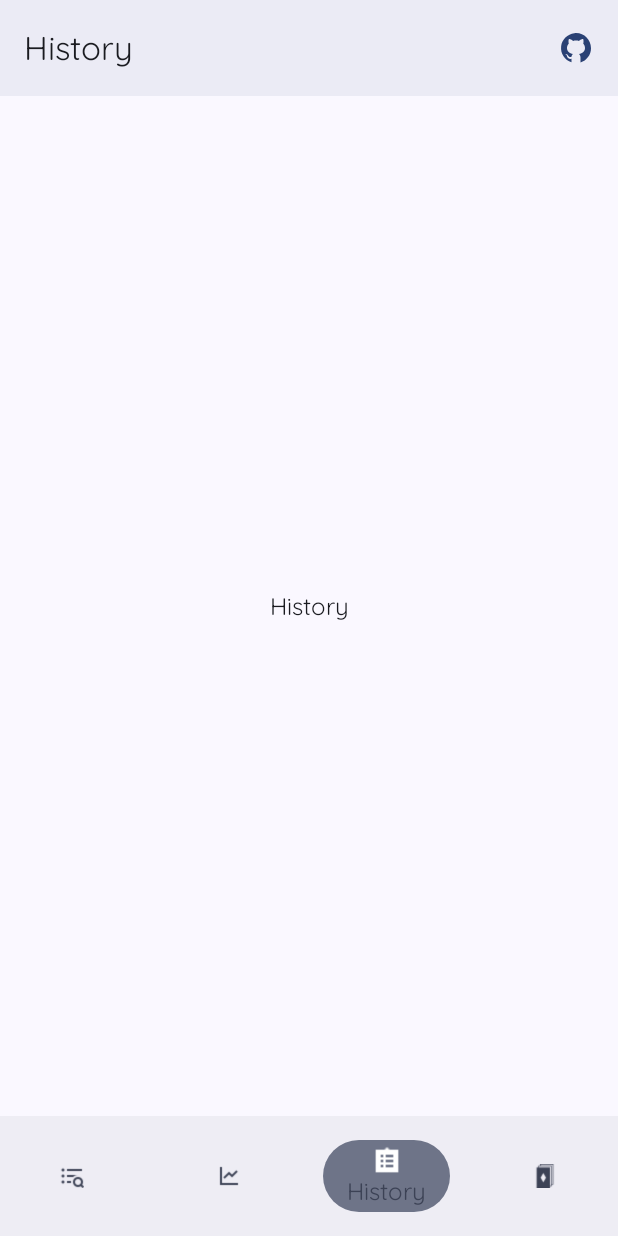
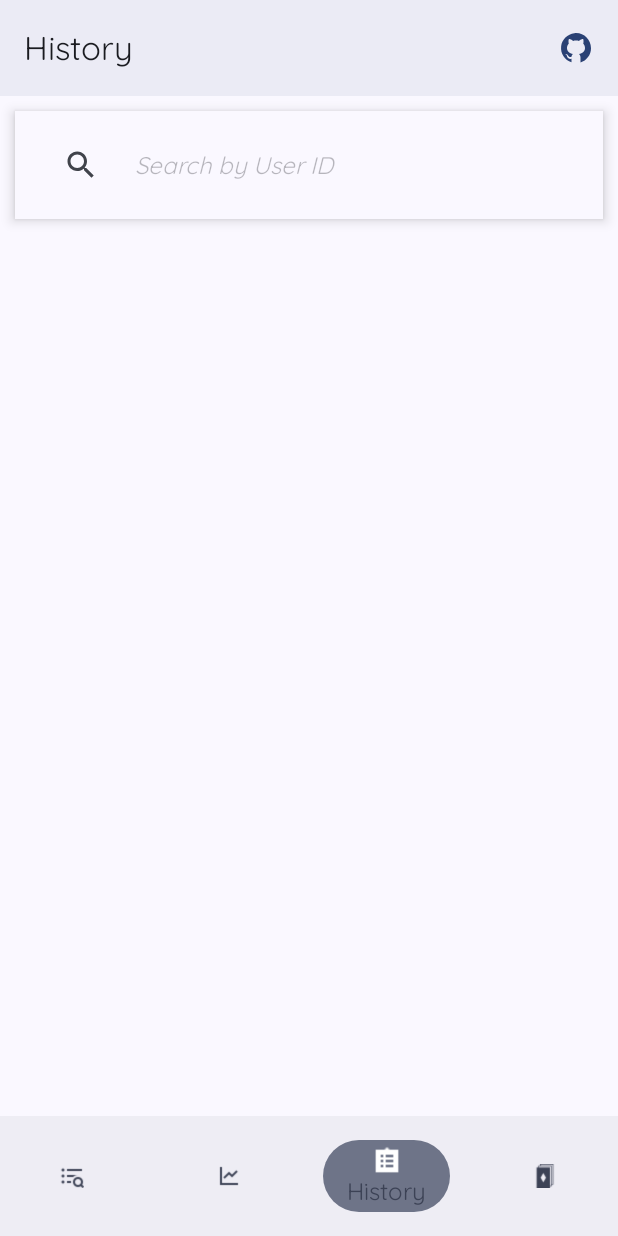
Before and after one commit to mclivio/GU-Utils, an Android app built with Jetpack Compose: the screen it shows after launch (MainActivity), item 3 of the bottom bar chosen, on a phone screen of 412 x 824 dp. Run offline under Robolectric (Android 15) with nearby library versions, the phone set to English and light mode, and no system bars; our stand-ins replace Dagger/Hilt's generated code, Timber; pictures from the network do not load; 3 statements that could not run were skipped.

Commit message:
added history search functionality

```diff
--- a/app/src/main/java/com/donc/gu_utils/ui/HistoryScreen.kt
+++ b/app/src/main/java/com/donc/gu_utils/ui/HistoryScreen.kt
@@ -1,19 +1,102 @@
 package com.donc.gu_utils.ui
 
-import androidx.compose.foundation.layout.Box
-import androidx.compose.foundation.layout.fillMaxSize
-import androidx.compose.material3.Text
+import androidx.compose.foundation.background
+import androidx.compose.foundation.layout.*
+import androidx.compose.foundation.text.BasicTextField
+import androidx.compose.material.icons.Icons
+import androidx.compose.material.icons.filled.Search
+import androidx.compose.material3.*
 import androidx.compose.runtime.Composable
+import androidx.compose.runtime.mutableStateOf
+import androidx.compose.runtime.remember
 import androidx.compose.ui.Alignment
 import androidx.compose.ui.Modifier
+import androidx.compose.ui.draw.shadow
+import androidx.compose.ui.res.stringResource
+import androidx.compose.ui.text.TextStyle
+import androidx.compose.ui.text.font.FontStyle
+import androidx.compose.ui.unit.dp
+import androidx.compose.ui.unit.sp
+import com.donc.gu_utils.R
+import androidx.hilt.navigation.compose.hiltViewModel
+import com.donc.gu_utils.presentation.HistoryViewModel
 
 @Composable
 fun HistoryScreen(
+    viewModel: HistoryViewModel = hiltViewModel()
 ) {
-    Box(
-        modifier = Modifier.fillMaxSize(),
-        contentAlignment = Alignment.Center
-    ) {
-        Text(text = "History")
+    Surface(
+        color = MaterialTheme.colorScheme.background,
+        modifier = Modifier.fillMaxSize()
+    ){
+        Column(modifier = Modifier.fillMaxSize()){
+            SearchSection{
+                viewModel.loadLatestMatches(it)
+            }
+            Spacer(modifier = Modifier.height(4.dp))
+            MatchList()
+        }
     }
 }
+
+@Composable
+fun SearchSection(
+    onSearch: (String) -> Unit
+){
+    val text = remember {mutableStateOf("")}
+    Box(
+        modifier = Modifier
+            .fillMaxWidth()
+            .padding(10.dp)
+    ) {
+        BasicTextField(
+            value = text.value,
+            onValueChange = {text.value = it},
+            maxLines = 1,
+            singleLine = true,
+            textStyle = TextStyle(
+                color = MaterialTheme.colorScheme.onSurface,
+                fontSize = 14.sp
+            ),
+            decorationBox = { innerTextField ->
+                /* Added only because BasicTextField doesn't have an Icon and the classic TextField
+                 has a default design that doesn't seem good for a search bar */
+                Row(
+                    modifier = Modifier
+                        .fillMaxWidth()
+                        .shadow(5.dp)
+                        .background(MaterialTheme.colorScheme.surface)
+                        .padding(horizontal = 20.dp, vertical = 12.dp),
+                    verticalAlignment = Alignment.CenterVertically
+                ) {
+                    IconButton(onClick = { onSearch(text.value) }) {
+                        Icon(
+                            Icons.Default.Search,
+                            contentDescription = stringResource(R.string.description_search),
+                            tint = MaterialTheme.colorScheme.onSurfaceVariant,
+                        )
+                    }
+                    Box(
+                        Modifier
+                            .weight(1f)
+                            .padding(horizontal = 12.dp)
+                    ) {
+                        if (text.value.isEmpty()) Text(
+                            stringResource(R.string.hint_searchbyid),
+                            style = LocalTextStyle.current.copy(
+                                color = MaterialTheme.colorScheme.onSurface.copy(alpha = 0.3f),
+                                fontStyle = FontStyle.Italic
+                            )
+                        )
+                        innerTextField()
+                    }
+                }
+            }
+        )
+    }
+}
+
+@Composable
+fun MatchList(){
+
+}
--- a/app/src/main/java/com/donc/gu_utils/util/AppModule.kt
+++ b/app/src/main/java/com/donc/gu_utils/util/AppModule.kt
@@ -1,9 +1,12 @@
 package com.donc.gu_utils.util
 
 import android.content.Context
+import com.donc.gu_utils.data.remote.HistoryApi
 import com.donc.gu_utils.data.remote.RecordApi
 import com.donc.gu_utils.repository.cardsearch.CardRepository
 import com.donc.gu_utils.repository.cardsearch.DefaultCardRepository
+import com.donc.gu_utils.repository.history.DefaultHistoryRepository
+import com.donc.gu_utils.repository.history.HistoryRepository
 import com.donc.gu_utils.util.Constants.BASE_PROTO_URL
 import com.google.gson.GsonBuilder
 import dagger.Module
@@ -26,6 +29,19 @@ Being installed in a singleton these dependencies will be available anywhere in
 
     @Singleton
     @Provides
+    fun provideHistoryRepository(apiService: HistoryApi) = DefaultHistoryRepository(apiService) as HistoryRepository
+
+    @Singleton
+    @Provides
+    fun provideHistoryApiService() : HistoryApi{
+        return Retrofit.Builder()
+            .baseUrl(BASE_PROTO_URL)
+            .addConverterFactory(GsonConverterFactory.create(GsonBuilder().create()))
+            .build().create(HistoryApi::class.java)
+    }
+
+    @Singleton
+    @Provides
     fun provideRecordApiService() : RecordApi{
         return Retrofit.Builder()
             .baseUrl(BASE_PROTO_URL)
--- a/app/src/main/res/values/strings.xml
+++ b/app/src/main/res/values/strings.xml
@@ -3,11 +3,13 @@
     <string name="button_retry">Retry</string>
     <string name="button_back">Volver</string>
     <string name="button_newdeck">New Deck</string>
+    <string name="hint_searchbyid">Search by User ID</string>
     <string name="description_add">Add a Card</string>
     <string name="description_remove">Remove a Card</string>
     <string name="description_github">Github</string>
     <string name="description_god">Circular Image of Selected God</string>
     <string name="description_card">Card Image of </string>
+    <string name="description_search">Search Icon </string>
     <string name="clickable_clearfilter">Clear Filters</string>
     <string name="toast_cardsfound"> cards were found.</string>
     <string name="deck_header"> Deck Editor </string>
```
Also changed, not shown: app/src/main/java/com/donc/gu_utils/presentation/HistoryViewModel.kt (+14 -12 lines).
